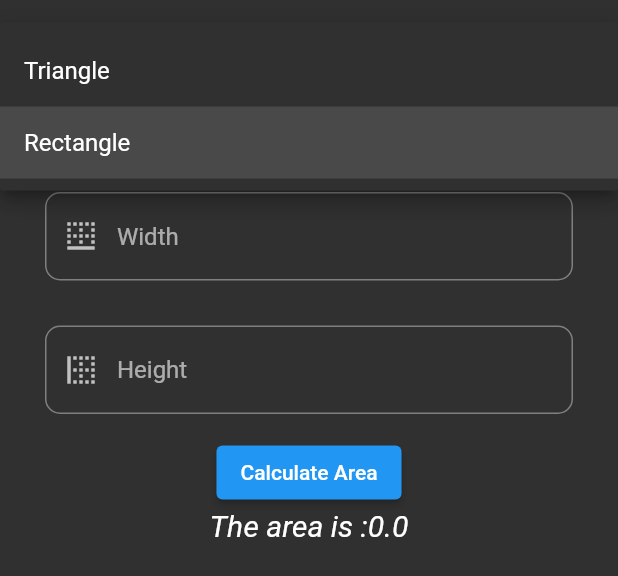
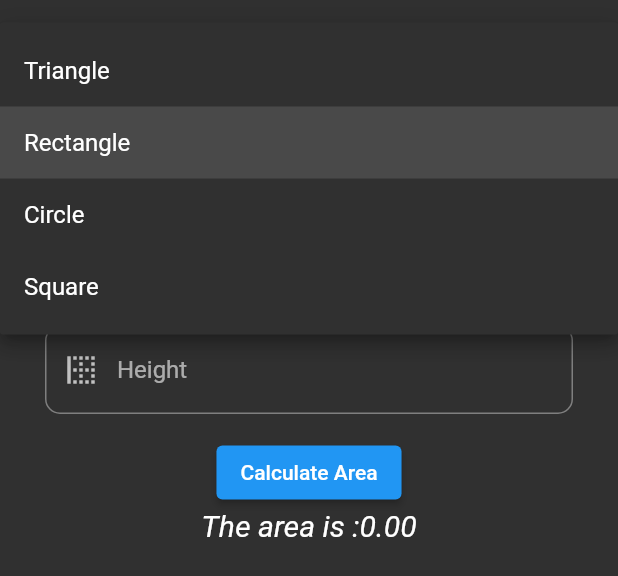
Before and after one commit to pankaj111298/basicProjects, a Flutter app: what areaCalculatorForm() shows on an empty page, opened directly, after a tap on "Calculate Area", after a tap on "Rectangle", on a phone screen of 412 x 824 dp. Shown: the top 576 px of the screen. Run offline on Flutter 3.47's test engine with Material 2 defaults, Android fonts, the light colour scheme and no system bars.

Commit message:
Added circle and square shapes with calculation

```diff
--- a/lib/differentShapes/areaCalculator.dart
+++ b/lib/differentShapes/areaCalculator.dart
@@ -1,4 +1,5 @@
 import 'package:flutter/material.dart';
+import 'dart:math';
 
 void main() {
   runApp(CalculatorApp());
@@ -37,10 +38,11 @@ class _areaCalculatorFormState extends State<areaCalculatorForm> {
   late String result;
   double width = 0;
   double height = 0;
+  bool additionalField = true;
   late String currentShape;
   final heightContoller = TextEditingController();
   final widthController = TextEditingController();
-  List<String> shapes = ['Triangle', 'Rectangle'];
+  List<String> shapes = ['Triangle', 'Rectangle', 'Circle', 'Square'];
 
   @override
   void initState() {
@@ -68,13 +70,21 @@ class _areaCalculatorFormState extends State<areaCalculatorForm> {
               onChanged: (shape) {
                 setState(() {
                   currentShape = shape!;
+                  if (shape == 'Circle' || shape == 'Square') {
+                    additionalField = false;
+                  } else {
+                    additionalField = true;
+                  }
                 });
               },
             ),
             //shape
             ShapeContainer(currentShape),
-            AreaTextField(widthController, "Width"),
-            AreaTextField(heightContoller, "Height"),
+            AreaTextField(
+                widthController, currentShape == 'Circle' ? 'Radius' : 'Width'),
+            Visibility(
+                visible: additionalField,
+                child: AreaTextField(heightContoller, "Height")),
             ElevatedButton(
                 onPressed: calculateArea, child: Text("Calculate Area")),
             Text(result)
@@ -110,9 +120,13 @@ class _areaCalculatorFormState extends State<areaCalculatorForm> {
       area = height * width;
     } else if (currentShape == 'Triangle') {
       area = (height * width) / 2;
+    } else if (currentShape == 'Square') {
+      area = width * width;
+    } else if (currentShape == 'Circle') {
+      area = pi * width * width;
     }
     setState(() {
-      result = 'The area is :' + area.toString();
+      result = 'The area is :' + area.toStringAsFixed(2);
     });
   }
 }
@@ -156,8 +170,48 @@ class ShapeContainer extends StatelessWidget {
         size: Size(50, 50),
         painter: RectanglePainter(),
       );
+    } else if (shape == 'Circle') {
+      return CustomPaint(
+        size: Size(50, 50),
+        painter: CirclePainter(),
+      );
+    } else if (shape == 'Square') {
+      return CustomPaint(
+        size: Size(50, 50),
+        painter: SquarePainter(),
+      );
     }
     return Container();
+  }
+}
+
+class SquarePainter extends CustomPainter {
+  @override
+  void paint(Canvas canvas, Size size) {
+    final paint = Paint();
+    paint.color = Colors.deepOrange;
+    Rect rect = Rect.fromCenter(
+        center: Offset(size.width / 2, size.height / 2), width: 40, height: 40);
+    canvas.drawRect(rect, paint);
+  }
+
+  @override
+  bool shouldRepaint(covariant CustomPainter oldDelegate) {
+    return true;
+  }
+}
+
+class CirclePainter extends CustomPainter {
+  @override
+  void paint(Canvas canvas, Size size) {
+    final paint = Paint();
+    paint.color = Colors.lightBlueAccent;
+    canvas.drawCircle(Offset(size.width / 2, size.height / 2), 25, paint);
+  }
+
+  @override
+  bool shouldRepaint(covariant CustomPainter oldDelegate) {
+    return true;
   }
 }
 
```
